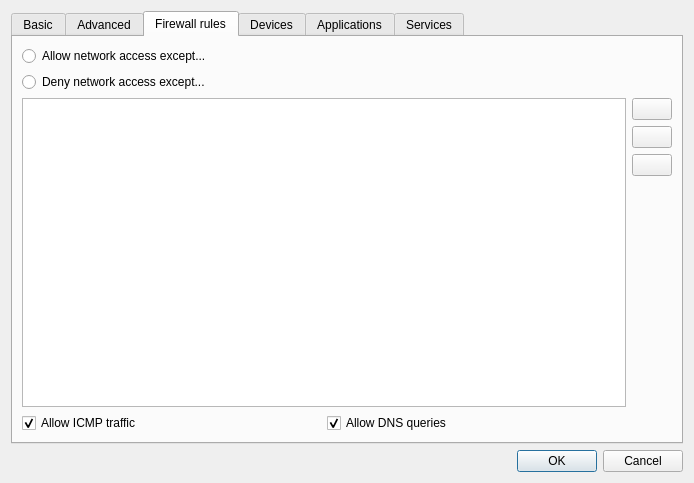
This is settingsdlg.ui in QubesOS/qubes-manager as Qt 5 draws it before an edit. The edited form follows.
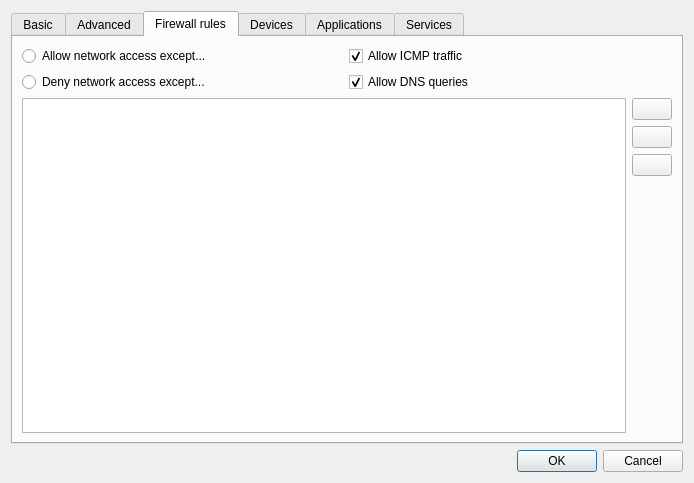
This is the edited form. The open tabs and pages were chosen to show the change. Icons and pictures are not drawn.

Commit message: Extended firewall tab gui - not implemented.

Patch:
```diff
--- a/settingsdlg.ui
+++ b/settingsdlg.ui
@@ -470,22 +470,48 @@
         <attribute name="title">
          <string>Firewall rules</string>
         </attribute>
-        <layout class="QVBoxLayout" name="verticalLayout_7">
-         <item>
+        <layout class="QGridLayout" name="gridLayout_8">
+         <item row="0" column="0">
           <widget class="QRadioButton" name="policyAllowRadioButton">
            <property name="text">
             <string>Allow network access except...</string>
            </property>
           </widget>
          </item>
-         <item>
+         <item row="0" column="1">
+          <widget class="QCheckBox" name="icmpCheckBox">
+           <property name="minimumSize">
+            <size>
+             <width>323</width>
+             <height>0</height>
+            </size>
+           </property>
+           <property name="text">
+            <string>Allow ICMP traffic</string>
+           </property>
+           <property name="checked">
+            <bool>true</bool>
+           </property>
+          </widget>
+         </item>
+         <item row="1" column="0">
           <widget class="QRadioButton" name="policyDenyRadioButton">
            <property name="text">
             <string>Deny network access except...</string>
            </property>
           </widget>
          </item>
-         <item>
+         <item row="1" column="1">
+          <widget class="QCheckBox" name="dnsCheckBox">
+           <property name="text">
+            <string>Allow DNS queries</string>
+           </property>
+           <property name="checked">
+            <bool>true</bool>
+           </property>
+          </widget>
+         </item>
+         <item row="2" column="0" colspan="2">
           <layout class="QHBoxLayout" name="horizontalLayout_2">
            <property name="sizeConstraint">
             <enum>QLayout::SetMaximumSize</enum>
@@ -503,6 +529,9 @@
                <property name="itemsExpandable">
                 <bool>false</bool>
                </property>
+               <property name="sortingEnabled">
+                <bool>true</bool>
+               </property>
                <property name="allColumnsShowFocus">
                 <bool>true</bool>
                </property>
@@ -518,28 +547,7 @@
               </widget>
              </item>
              <item>
-              <layout class="QHBoxLayout" name="horizontalLayout_4">
-               <item>
-                <widget class="QCheckBox" name="icmpCheckBox">
-                 <property name="text">
-                  <string>Allow ICMP traffic</string>
-                 </property>
-                 <property name="checked">
-                  <bool>true</bool>
-                 </property>
-                </widget>
-               </item>
-               <item>
-                <widget class="QCheckBox" name="dnsCheckBox">
-                 <property name="text">
-                  <string>Allow DNS queries</string>
-                 </property>
-                 <property name="checked">
-                  <bool>true</bool>
-                 </property>
-                </widget>
-               </item>
-              </layout>
+              <layout class="QHBoxLayout" name="horizontalLayout_4"/>
              </item>
             </layout>
            </item>
```
Left out of the diff: 2 changed lines with no effect on the pictures. The commit also changes 3 other files.
